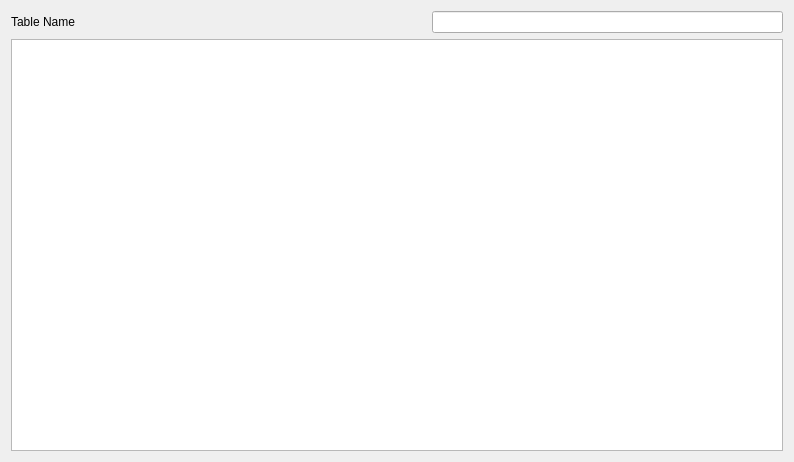
First picture: the form in Libs/DICOM/Widgets/Resources/UI/ctkDICOMTableView.ui, repository lassoan/CTK, before the edit.
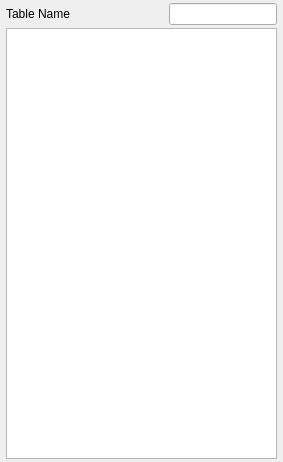
Second picture: the form after the edit. Custom widgets are drawn as their Qt base class.

What changed in the file:
```diff
--- a/Libs/DICOM/Widgets/Resources/UI/ctkDICOMTableView.ui
+++ b/Libs/DICOM/Widgets/Resources/UI/ctkDICOMTableView.ui
@@ -6,7 +6,7 @@
    <rect>
     <x>0</x>
     <y>0</y>
-    <width>794</width>
+    <width>283</width>
     <height>462</height>
    </rect>
   </property>
@@ -14,6 +14,21 @@
    <string>Form</string>
   </property>
   <layout class="QVBoxLayout" name="verticalLayout">
+   <property name="spacing">
+    <number>3</number>
+   </property>
+   <property name="leftMargin">
+    <number>6</number>
+   </property>
+   <property name="topMargin">
+    <number>3</number>
+   </property>
+   <property name="rightMargin">
+    <number>6</number>
+   </property>
+   <property name="bottomMargin">
+    <number>3</number>
+   </property>
    <item>
     <widget class="QWidget" name="headerWidget" native="true">
      <layout class="QHBoxLayout" name="horizontalLayout_2">
```
